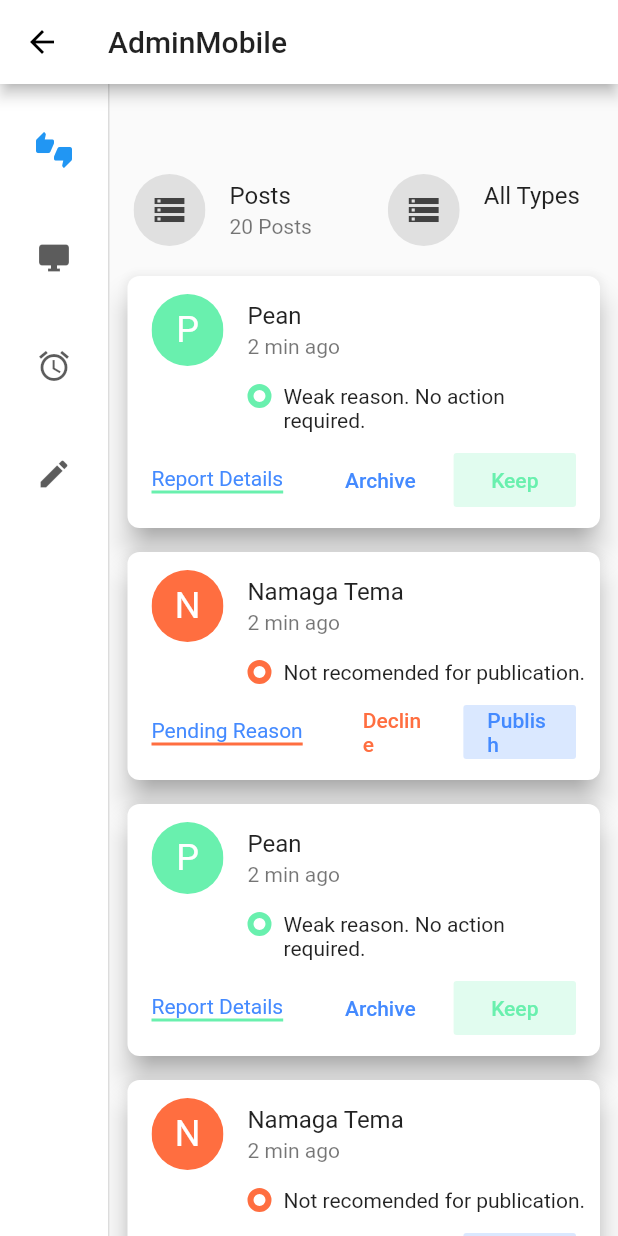
After one commit to yuki-katayama/Flutter_studyapp, a Flutter app: the Next4 screen opened directly, after a tap on "AdminMobile", on a phone screen of 412 x 824 dp. The commit adds this screen. Run offline on Flutter 3.47's test engine with Material 2 defaults, Android fonts, the phone set to English and light mode, and no system bars; our stand-ins replace firebase_core; accounts and stored records are empty.

Commit message:
Add admin_mobile_page

```diff
--- a/lib/admin_mobile.dart
+++ b/lib/admin_mobile.dart
@@ -1,10 +1,60 @@
-// import 'package:flutter/cupertino.dart';
-// import 'package:flutter/material.dart';
-//
-// class AdminMobile extends StatelessWidget
-//   @override
-//   Widget build(BuildContext context) {
-//     return Scaffold(
-//       appBar: Appbar,
-//     );
-//   }
+import 'package:flutter/cupertino.dart';
+import 'package:flutter/material.dart';
+import 'package:flutter_kboy/admin_mobile_post_header.dart';
+
+class AdminMobile extends StatelessWidget {
+  @override
+  Widget build(BuildContext context) {
+    return Scaffold(
+      appBar: AppBar(title: Text("AdminMobile")),
+      body: Row(
+        children: [
+          SideNavigation(),
+          VerticalDivider(thickness: 1, width: 1),
+          Expanded(
+            child: PostList(),
+          ),
+          // AdminMobilePostHeader(),
+        ],
+      )
+    );
+  }
+}
+
+class SideNavigation extends StatefulWidget{
+  @override
+  _SideNavigation createState() => _SideNavigation();
+}
+
+class _SideNavigation extends State {
+  int selectedIndex = 0;
+  @override
+  Widget build(BuildContext context) {
+    return NavigationRail(
+      selectedIndex: selectedIndex,
+      onDestinationSelected: (index) {
+        setState(() {
+          selectedIndex = index;
+        });
+      },
+      destinations: [
+        NavigationRailDestination(
+          icon: Icon(Icons.thumbs_up_down),
+          label: Text("thumbs_up_down"),
+        ),
+        NavigationRailDestination(
+          icon: Icon(Icons.desktop_windows),
+          label: Text("desktop_windows"),
+        ),
+        NavigationRailDestination(
+          icon: Icon(Icons.access_alarm),
+          label: Text("accsess_alarm"),
+        ),
+        NavigationRailDestination(
+          icon: Icon(Icons.edit),
+          label: Text("edit"),
+        ),
+      ],
+    );
+  }
+}
--- /dev/null
+++ b/lib/admin_mobile_post_header.dart
@@ -0,0 +1,216 @@
+import 'package:flutter/material.dart';
+
+class AdminMobilePostHeader extends StatelessWidget{
+  @override
+  Widget build(BuildContext context) {
+    return Row(
+      children: [
+        Expanded(
+          flex: 1,
+          child: ListTile(
+            leading: ClipOval(
+            child: Container(
+              color: Colors.grey[300],
+              width: 48,
+              height: 48,
+              child: Icon(
+                Icons.storage,
+                color: Colors.grey[800],
+              ),
+            ),
+            ),
+            title: Text('Posts'),
+            subtitle: Text('20 Posts'),
+          ),
+        ),
+        Expanded(
+          flex: 1,
+          child: ListTile(
+            leading: ClipOval(
+              child: Container(
+                color: Colors.grey[300],
+                width: 48,
+                height: 48,
+                child: Icon(
+                  Icons.storage,
+                  color: Colors.grey[800],
+                ),
+              ),
+            ),
+            title: Text('All Types'),
+            subtitle: Text(''),
+          ),
+        )
+      ],
+    );
+  }
+}
+
+class _Post extends StatelessWidget {
+  final String name;
+  final String message;
+  final String textReason;
+  final Color colorPrimary;
+  final Color colorPositive;
+  final String textPositive;
+  final Color colorNegative;
+  final String textNegative;
+  const _Post({
+    Key key,
+    @required this.name,
+    @required this.message,
+    @required this.textReason,
+    @required this.colorPrimary,
+    @required this.colorPositive,
+    @required this.textPositive,
+    @required this.colorNegative,
+    @required this.textNegative,
+  }) : super(key: key);
+  @override
+  Widget build(BuildContext context) {
+    return Container(
+      margin: EdgeInsets.symmetric(horizontal: 8, vertical: 4),
+      child: Card(
+        elevation: 8,
+        shadowColor: Colors.grey,
+        shape: RoundedRectangleBorder(
+          borderRadius: BorderRadius.circular(8),
+        ),
+        child: Column(
+          children: [
+            ListTile(
+              leading: ClipOval(
+                child: Container(
+                  color: colorPrimary,
+                  width: 48,
+                  height: 48,
+                  child: Center(
+                    child: Text(
+                      name.substring(0, 1),
+                      style: TextStyle(color: Colors.white, fontSize: 24),
+                    ),
+                  ),
+                ),
+              ),
+              title: Text(name),
+              subtitle: Text('2 min ago'),
+            ),
+            Container(
+              padding: EdgeInsets.symmetric(horizontal: 8),
+              child: Row(
+                crossAxisAlignment: CrossAxisAlignment.start,
+                children: [
+                  SizedBox(width: 72),
+                  Container(
+                    width: 16,
+                    height: 16,
+                    decoration: BoxDecoration(
+                      border: Border.all(color: colorPrimary, width: 4),
+                      borderRadius: BorderRadius.circular(8),
+                    ),
+                  ),
+                  SizedBox(width: 8),
+                  Flexible(child: Text(message)),
+                ],
+              ),
+            ),
+            Container(
+              padding: EdgeInsets.symmetric(horizontal: 16, vertical: 8),
+              child: Row(
+                children: [
+                  Container(
+                    decoration: BoxDecoration(
+                      border: Border(
+                        bottom: BorderSide(color: colorPrimary, width: 2),
+                      ),
+                    ),
+                    child: Text(
+                      textReason,
+                      style: TextStyle(color: Colors.blueAccent),
+                    ),
+                  ),
+                  SizedBox(width: 24),
+                  Expanded(
+                    child: FlatButton(
+                      textColor: colorNegative,
+                      onPressed: () {},
+                      child: Text(textNegative),
+                    ),
+                  ),
+                  SizedBox(width: 8),
+                  Expanded(
+                    child: FlatButton(
+                      color: colorPositive.withOpacity(0.2),
+                      textColor: colorPositive,
+                      onPressed: () {},
+                      child: Text(textPositive),
+                    ),
+                  ),
+                ],
+              ),
+            ),
+          ],
+        ),
+      ),
+    );
+  }
+}
+
+class _PostGreen extends StatelessWidget {
+  @override
+  Widget build(BuildContext context) {
+    return _Post(
+      name: 'Pean',
+      message: 'Weak reason. No action required.',
+      textReason: 'Report Details',
+      colorPrimary: Colors.greenAccent,
+      colorPositive: Colors.greenAccent,
+      textPositive: 'Keep',
+      colorNegative: Colors.blueAccent,
+      textNegative: 'Archive',
+    );
+  }
+}
+
+class _PostRed extends StatelessWidget {
+  @override
+  Widget build(BuildContext context) {
+    return _Post(
+      name: 'Namaga Tema',
+      message: 'Not recomended for publication.',
+      textReason: 'Pending Reason',
+      colorPrimary: Colors.deepOrangeAccent,
+      colorPositive: Colors.blueAccent,
+      textPositive: 'Publish',
+      colorNegative: Colors.deepOrangeAccent,
+      textNegative: 'Decline',
+    );
+  }
+}
+
+class PostList extends StatelessWidget{
+  @override
+  Widget build(BuildContext context) {
+    return Container(
+      padding: EdgeInsets.only(top: 48),
+        child: Column(
+          mainAxisSize: MainAxisSize.max,
+          children: [
+            AdminMobilePostHeader(),
+            Expanded(
+            child: ListView(
+                children: [
+                  _PostGreen(),
+                  _PostRed(),
+                  _PostGreen(),
+                  _PostRed(),
+                  _PostGreen(),
+                  _PostRed(),
+                ]
+            )
+            )
+          ],
+        )
+    );
+  }
+}
--- a/lib/firestore_page.dart
+++ b/lib/firestore_page.dart
@@ -1,30 +1,12 @@
-import 'package:cloud_firestore/cloud_firestore.dart';
 import 'package:flutter/material.dart';
 
-class MyFirestorePage extends StatefulWidget {
-  @override
-  _MyFirestorePageState createState() => _MyFirestorePageState();
-}
-class _MyFirestorePageState extends State<MyFirestorePage> {
+class FirestoreExampleApp extends StatelessWidget{
   @override
   Widget build(BuildContext context) {
+    // TODO: implement build
     return Scaffold(
-      body: Center(
-        child: Column(
-          children: <Widget>[
-            RaisedButton(
-              child: Text('コレクション＋ドキュメント作成'),
-              onPressed: () async {
-                // ドキュメント作成
-                // await FirebaseFirestore.instance
-                //     .collection('users') // コレクションID
-                //     .doc('id_abc') // ドキュメントID
-                //     .set({'name': '鈴木', 'age': 40}); // データ
-              },
-            ),
-          ],
-        ),
-      ),
+      appBar: AppBar(title: Text("Firebase")),
     );
   }
+
 }
--- a/lib/main.dart
+++ b/lib/main.dart
@@ -1,6 +1,7 @@
 import 'package:flutter/material.dart';
 import 'package:flutter_kboy/next1.dart';
 import 'package:flutter_kboy/youtube.dart';
+import 'package:firebase_core/firebase_core.dart';
 
 void main() {
   runApp(MyApp());
--- a/lib/next4.dart
+++ b/lib/next4.dart
@@ -8,6 +8,7 @@ import 'package:flutter_kboy/grid_list.dart';
 import'package:flutter_kboy/data_control.dart';
 import'package:flutter_kboy/stateful.dart';
 import'package:flutter_kboy/login_page.dart';
+import'package:flutter_kboy/admin_mobile.dart';
 
 
 class Next4 extends StatelessWidget {
@@ -35,7 +36,7 @@ class Next4 extends StatelessWidget {
                 onTap: () {
                   Navigator.push(
                     context,
-                    MaterialPageRoute(builder: (context) => MyFirestorePage()),
+                    MaterialPageRoute(builder: (context) => FirestoreExampleApp()),
                   );
                 }
             ),
@@ -128,9 +129,15 @@ class Next4 extends StatelessWidget {
                 }
             ),
             ListTile(
-              leading: Icon(Icons.map),
-              title: Text('Map'),
-              trailing: Icon(Icons.map),
+                leading: Icon(Icons.view_quilt),
+                title: Text('AdminMobile'),
+                trailing: Icon(Icons.arrow_forward_ios),
+                onTap: () {
+                  Navigator.push(
+                    context,
+                    MaterialPageRoute(builder: (context) => AdminMobile()),
+                  );
+                }
             ),
             ListTile(
               leading: Icon(Icons.photo_album),
--- a/pubspec.yaml
+++ b/pubspec.yaml
@@ -13,8 +13,9 @@ dependencies:
     sdk: flutter
   cupertino_icons: ^0.1.3
   provider: ^4.3.2+2
-  firebase_core: 0.5.0
+  firebase_core: 0.5.0+1
   cloud_firestore: ^0.14.1
+  firebase_auth: ^0.18.1+2
 
 dev_dependencies:
   flutter_test:
```
Also changed, not shown: pubspec.lock, 2 other files.
